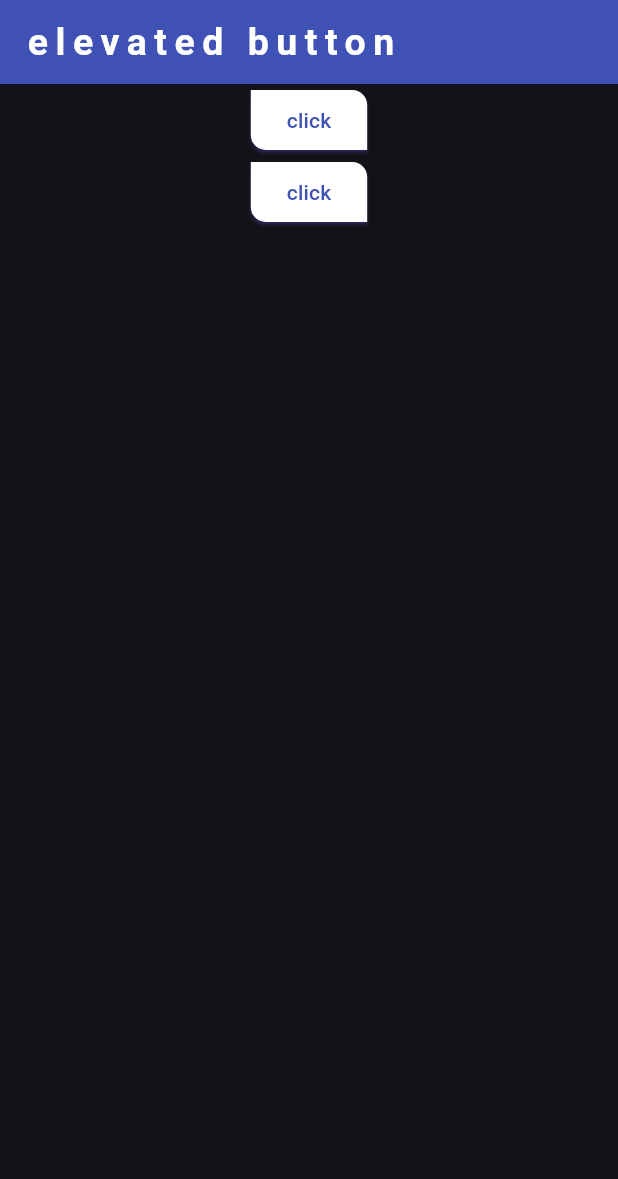
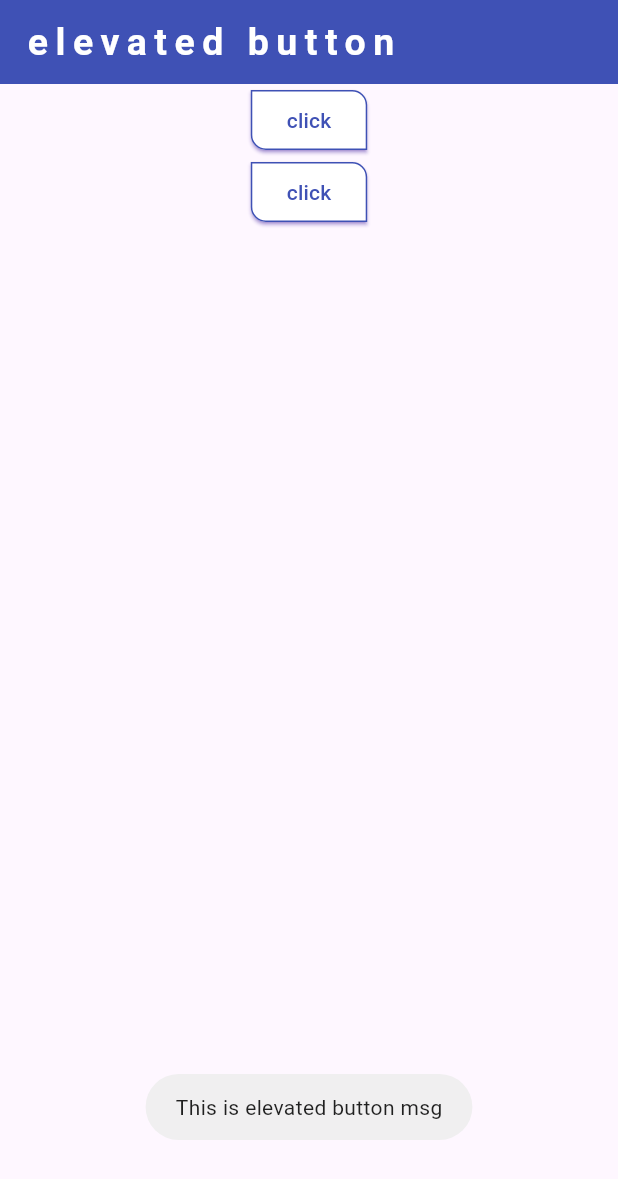
Before and after one commit to vishwanath-91/flutter_example, a Flutter app: the screen it shows after launch, after a tap on "click", on a phone screen of 412 x 824 dp. Shown: the top 1179 px of the screen. Run offline on Flutter 3.47's test engine with Material 2 defaults, Android fonts, the phone set to English and light mode, and no system bars; our stand-ins replace fluttertoast.

Commit message:
fluttertoast added in elevated button

```diff
--- a/lib/elevated_button.dart
+++ b/lib/elevated_button.dart
@@ -1,4 +1,5 @@
 import 'package:flutter/material.dart';
+import 'package:fluttertoast/fluttertoast.dart';
 
 class Elevatedwidgets extends StatefulWidget {
   const Elevatedwidgets({super.key});
@@ -9,6 +10,12 @@ class Elevatedwidgets extends StatefulWidget {
 
 class _ElevatedwidgetsState extends State<Elevatedwidgets> {
   @override
+  void initState() {
+    // TODO: implement initState
+    super.initState();
+  }
+
+  @override
   Widget build(BuildContext context) {
     return Scaffold(
       appBar: AppBar(title: const Text("elevated button")),
@@ -17,7 +24,10 @@ class _ElevatedwidgetsState extends State<Elevatedwidgets> {
           Center(
               child: ElevatedButton(
                   onPressed: () {
-                    print("elevated button clicked");
+                    Fluttertoast.showToast(
+                      msg: "This is elevated button msg",
+                    );
+                    setState(() {});
                   },
                   child: Text(
                     "click",
--- a/lib/main.dart
+++ b/lib/main.dart
@@ -1,4 +1,5 @@
 import 'package:flutter/material.dart';
+import 'package:fluttertoast/fluttertoast.dart';
 
 import 'elevated_button.dart';
 
@@ -13,6 +14,7 @@ class MyApp extends StatelessWidget {
   Widget build(BuildContext context) {
     return MaterialApp(
         debugShowCheckedModeBanner: false,
+        builder: FToastBuilder(),
         theme: ThemeData(
           primaryColor: Colors.indigo,
           useMaterial3: true,
@@ -20,11 +22,9 @@ class MyApp extends StatelessWidget {
           appBarTheme: const AppBarTheme(
               color: Colors.indigo,
               titleTextStyle: TextStyle(
-                    letterSpacing: 5,
-                    fontWeight: FontWeight.bold,
-                    fontSize: 25)),
+                  letterSpacing: 5, fontWeight: FontWeight.bold, fontSize: 25)),
           //////////////////////////////
-            brightness: Brightness.dark,
+          brightness: Brightness.light,
           ////////////////////////////
           textTheme: const TextTheme(
             titleLarge: TextStyle(color: Colors.red, fontSize: 25.0),
@@ -41,14 +41,14 @@ class MyApp extends StatelessWidget {
                 shape: MaterialStatePropertyAll(RoundedRectangleBorder(
                     borderRadius: BorderRadius.only(
                   topRight: Radius.circular(10),
-                            bottomLeft: Radius.circular(10)))),
-                    shadowColor:
-                        MaterialStatePropertyAll(Colors.deepPurpleAccent),
-                    backgroundColor: MaterialStatePropertyAll(Colors.white)))
-            /////////////////////////
-
+                  bottomLeft: Radius.circular(10),
+                ))),
+                shadowColor: MaterialStatePropertyAll(Colors.deepPurpleAccent),
+                backgroundColor: MaterialStatePropertyAll(Colors.white),
+                side:
+                    MaterialStatePropertyAll(BorderSide(color: Colors.indigo))),
           ),
-
+        ),
         //////////////////////////////
         home: const Scaffold(
           body: Elevatedwidgets(),
--- a/pubspec.yaml
+++ b/pubspec.yaml
@@ -32,13 +32,16 @@ dependencies:
     sdk: flutter
 
 
+
   # The following adds the Cupertino Icons font to your application.
   # Use with the CupertinoIcons class for iOS style icons.
   cupertino_icons: ^1.0.2
+  fluttertoast: ^8.2.2
 
 dev_dependencies:
   flutter_test:
     sdk: flutter
+
 
   # The "flutter_lints" package below contains a set of recommended lints to
   # encourage good coding practices. The lint set provided by the package is
```
Also changed, not shown: pubspec.lock. Lines whose indentation alone changed are shown as unchanged.
